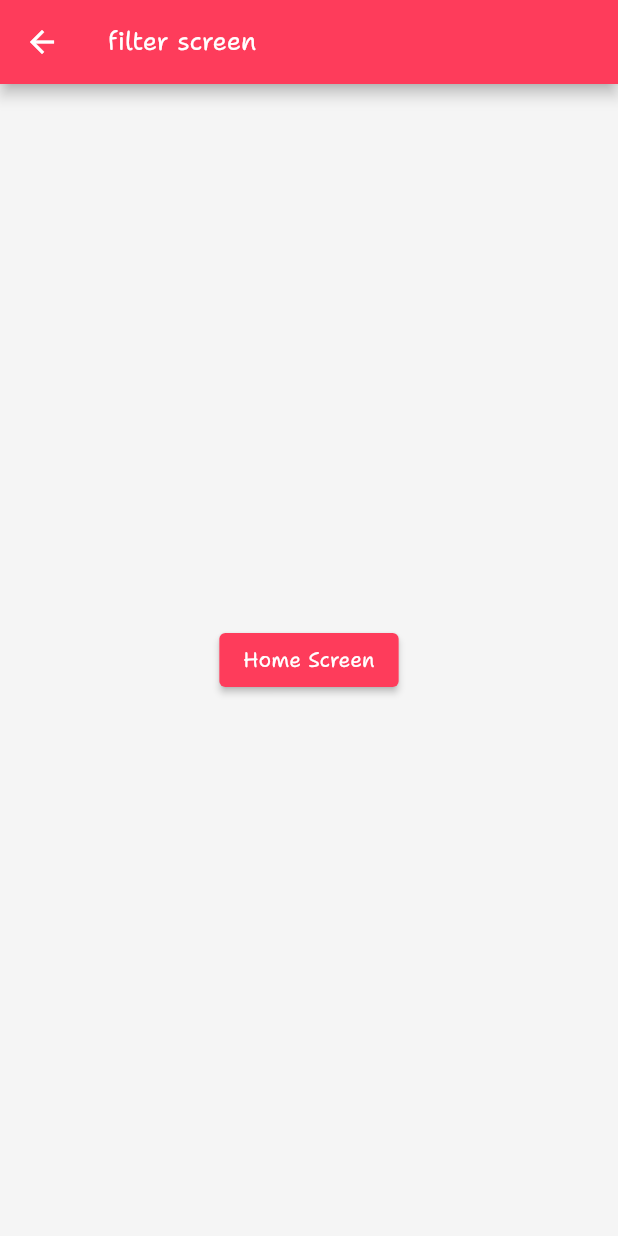
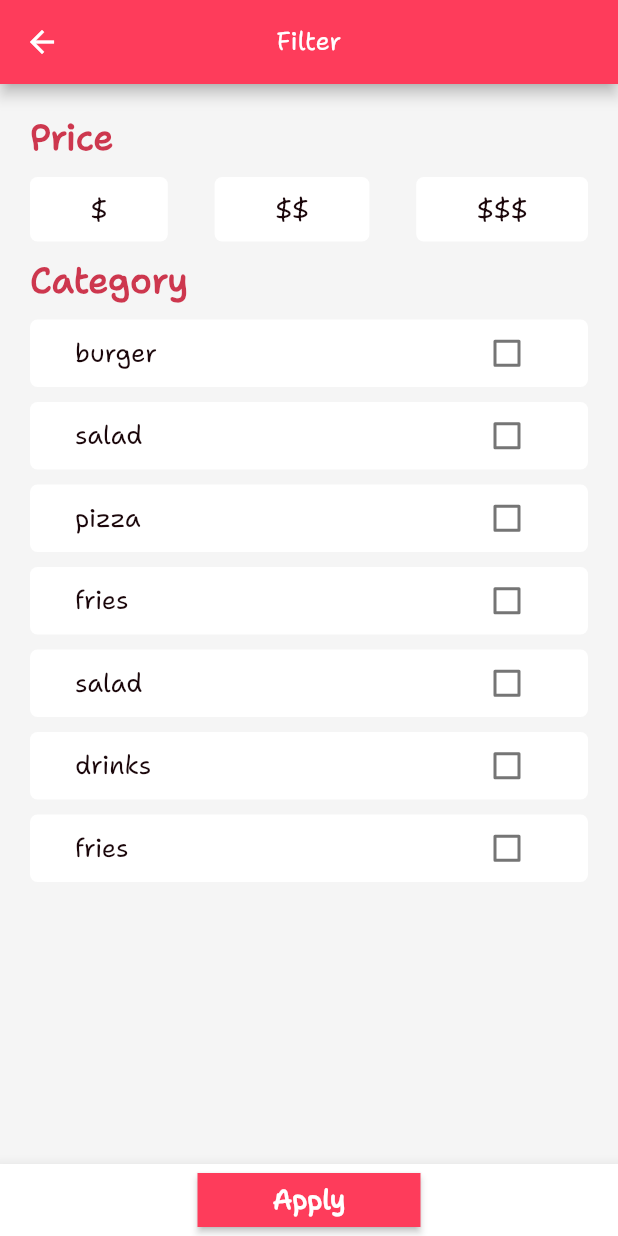
Before and after one commit to Mariyamahnoor95/Ecommerce_app, a Flutter app: the FilterScreen screen opened by its route, on a phone screen of 412 x 824 dp. Run offline on Flutter 3.47's test engine with Material 2 defaults, Android fonts, the phone set to English and light mode, and no system bars; our stand-ins replace equatable, flutter_bloc, image_picker.

Commit message:
add filter feature

```diff
--- a/lib/main.dart
+++ b/lib/main.dart
@@ -1,11 +1,13 @@
 import 'package:flutter/material.dart';
+import 'package:flutter_bloc/flutter_bloc.dart';
 import 'package:food_delivery_app/config/app_router.dart';
+import 'package:food_delivery_app/models/filter.dart';
+import 'package:food_delivery_app/presentation/blocs/filters/filter_bloc.dart';
 import 'package:food_delivery_app/presentation/screen/screen.dart';
 
 import 'config/theme.dart';
 
-
-Future<void> main() async  {
+Future<void> main() async {
   WidgetsFlutterBinding.ensureInitialized();
   runApp(const MyApp());
 }
@@ -16,14 +18,17 @@ class MyApp extends StatelessWidget {
   // This widget is the root of your application.
   @override
   Widget build(BuildContext context) {
-    return MaterialApp(
-      title: 'Seller App',
-      debugShowCheckedModeBanner: false,
-      theme: theme(),
-      onGenerateRoute: AppRouter.onGenerateRoute,
-      initialRoute: HomeScreen.routeName,
-
-
+    return MultiBlocProvider(
+      providers: [
+        BlocProvider(create: (context) => FilterBloc()..add(FilterLoad(),),)
+      ],
+      child: MaterialApp(
+        title: 'Seller App',
+        debugShowCheckedModeBanner: false,
+        theme: theme(),
+        onGenerateRoute: AppRouter.onGenerateRoute,
+        initialRoute: HomeScreen.routeName,
+      ),
     );
   }
 }
--- /dev/null
+++ b/lib/models/category_filter.dart
@@ -0,0 +1,32 @@
+import 'package:equatable/equatable.dart';
+import 'models.dart';
+
+class CategoryFilter extends Equatable {
+  final int id;
+  final Category category;
+  final bool value;
+
+  CategoryFilter(
+      {required this.id, required this.category, required this.value});
+
+  CategoryFilter copyWith({
+    int? id,
+    Category? category,
+    bool? value,
+  }) {
+    return CategoryFilter(
+      id: id ?? this.id,
+      category: category ?? this.category,
+      value: value ?? this.value,
+    );
+  }
+
+  @override
+  // TODO: implement props
+  List<Object?> get props => [id, category, value];
+
+  static List<CategoryFilter> filters = Category.categories
+      .map((category) =>
+          CategoryFilter(id: category.id, category: category, value: false))
+      .toList();
+}
--- a/lib/models/category_model.dart
+++ b/lib/models/category_model.dart
@@ -13,7 +13,7 @@ class Category extends Equatable {
 
   List<Object?> get props => [id, name, image];
 
-static List<Category> category =[
+static List<Category> categories =[
   // Category(id: 1, name: "pizza", image: Image.asset('images/543-pizza-1.svg.png'),),
   Category(id: 2, name: "burger", image: Image.asset('images/burger.jpg'),),
   Category(id: 3, name: "salad", image: Image.asset('images/salad.jpg'),),
--- /dev/null
+++ b/lib/models/filter.dart
@@ -0,0 +1,27 @@
+import 'package:equatable/equatable.dart';
+
+import 'models.dart';
+
+class Filter extends Equatable {
+  final List<CategoryFilter> categoryFilter;
+  final List<PriceFilter> priceFilter;
+
+  const Filter({
+    this.categoryFilter = const <CategoryFilter>[],
+    this.priceFilter = const <PriceFilter>[],});
+
+
+
+  Filter copyWith({
+    List<CategoryFilter>? categoryFilter,
+    List<PriceFilter>? priceFilter,
+  }) {
+    return Filter(
+      categoryFilter: categoryFilter ?? this.categoryFilter,
+      priceFilter: priceFilter ?? this.priceFilter,
+    );
+  }
+  @override
+  List<Object?> get props => [categoryFilter, priceFilter];
+
+}
--- a/lib/models/menuitem_model.dart
+++ b/lib/models/menuitem_model.dart
@@ -51,6 +51,55 @@ class MenuItem extends Equatable {
         price: 120),
     MenuItem(
         id: 1,
+        restaurantId: 2,
+        name: 'BBQ pizza',
+        category: 'burger',
+        description: 'pizza with Tomatoes',
+        price: 500),
+    MenuItem(
+        id: 1,
+        restaurantId: 1,
+        name: 'sprite',
+        category: 'drinks',
+        description: 'A cold beverage',
+        price: 120),
+    MenuItem(
+        id: 3,
+        restaurantId: 2,
+        name: '7up',
+        category: 'burger',
+        description: 'A cold beverage',
+        price: 120),
+    MenuItem(
+        id: 1,
+        restaurantId: 1,
+        name: 'peproni pizza',
+        category: 'pizza',
+        description: 'pizza with Tomatoes',
+        price: 500),
+    MenuItem(
+        id: 5,
+        restaurantId: 1,
+        name: 'peproni pizza',
+        category: 'pizza',
+        description: 'pizza with Tomatoes',
+        price: 500),
+    MenuItem(
+        id: 1,
+        restaurantId: 1,
+        name: 'CocaCola',
+        category: 'drinks',
+        description: 'A cold beverage',
+        price: 120),
+    MenuItem(
+        id: 2,
+        restaurantId: 1,
+        name: 'pepsi',
+        category: 'drinks',
+        description: 'A cold beverage',
+        price: 120),
+    MenuItem(
+        id: 1,
         restaurantId: 1,
         name: 'BBQ pizza',
         category: 'pizza',
--- a/lib/models/models.dart
+++ b/lib/models/models.dart
@@ -1,3 +1,8 @@
 export 'menuitem_model.dart';
 export 'category_model.dart';
 export 'restaurant_model.dart';
+export 'promo_model.dart';
+export 'category_filter.dart';
+export 'price_model.dart';
+export 'price_filter.dart';
+export 'filter.dart';
--- /dev/null
+++ b/lib/models/price_filter.dart
@@ -0,0 +1,33 @@
+import 'package:equatable/equatable.dart';
+import 'package:food_delivery_app/models/price_model.dart';
+import 'models.dart';
+
+class PriceFilter extends Equatable {
+  final int id;
+  final Price price ;
+  final bool value;
+
+  PriceFilter(
+      {required this.id, required this.price, required this.value});
+
+  PriceFilter copyWith({
+    int? id,
+    Category? category,
+    bool? value,
+  }) {
+    return PriceFilter(
+      id: id ?? this.id,
+      price: price ?? this.price,
+      value: value ?? this.value,
+    );
+  }
+
+  @override
+  // TODO: implement props
+  List<Object?> get props => [id, price, value];
+
+  static List<PriceFilter> filters = Price.prices
+      .map((price) =>
+      PriceFilter(id: price.id, price: price, value: false))
+      .toList();
+}
--- /dev/null
+++ b/lib/models/price_model.dart
@@ -0,0 +1,18 @@
+import 'package:equatable/equatable.dart';
+
+class Price extends Equatable{
+  final int id;
+  final String price;
+
+  Price({required this.id,required this.price}  );
+static List<Price> prices = [
+  Price(id: 1, price: '\$'),
+  Price(id: 2, price: '\$\$'),
+  Price(id: 3, price: '\$\$\$'),
+];
+
+  @override
+  // TODO: implement props
+  List<Object?> get props => [id, price];
+
+}
--- a/lib/models/restaurant_model.dart
+++ b/lib/models/restaurant_model.dart
@@ -11,10 +11,12 @@ class Restaurant extends Equatable {
   final int deliveryTime;
   final double deliveryFee;
   final double distance;
+  final String priceCategory;
 
   const Restaurant(
       {required this.id,
-      required this.menuItems,
+        required this.priceCategory,
+        required this.menuItems,
       required this.imageUrl,
       required this.name,
       required this.tags,
@@ -24,9 +26,9 @@ class Restaurant extends Equatable {
 
   @override
   List<Object?> get props =>
-      [id, imageUrl, name, tags, deliveryTime, deliveryFee, distance];
+      [id, imageUrl, name, tags, deliveryTime, deliveryFee, distance, priceCategory];
 
-  static List<Restaurant> restaurant = [
+  static List<Restaurant> restaurants = [
     Restaurant(
         id: 1,
         imageUrl: 'images/burrito.jpg',
@@ -39,7 +41,9 @@ class Restaurant extends Equatable {
             .toList(),
         deliveryTime: 20,
         deliveryFee: 50.8,
+        priceCategory: '\$',
         distance: 0.1),
+
     Restaurant(
         id: 2,
         imageUrl: 'images/burgerOclock.jpg',
@@ -52,6 +56,7 @@ class Restaurant extends Equatable {
             .toList(),
         deliveryTime: 50,
         deliveryFee: 57.8,
+        priceCategory: '\$',
         distance: 0.2),
     Restaurant(
         id: 3,
@@ -65,6 +70,7 @@ class Restaurant extends Equatable {
             .toList(),
         deliveryTime: 60,
         deliveryFee: 60.8,
+        priceCategory: '\$\$',
         distance: 0.3),
     Restaurant(
         id: 4,
@@ -78,6 +84,21 @@ class Restaurant extends Equatable {
             .toList(),
         deliveryTime: 70,
         deliveryFee: 70.8,
+        priceCategory: '\$',
+        distance: 0.4),
+    Restaurant(
+        id: 5,
+        imageUrl: 'images/salmon.jpg',
+        name: 'Piggery stop',
+        tags: MenuItem.menuItems
+            .where((menuItem) => menuItem.restaurantId == 4)
+            .map((menuItem) => menuItem.category).toSet().toList() ,
+        menuItems: MenuItem.menuItems
+            .where((menuItem) => menuItem.restaurantId == 4)
+            .toList(),
+        deliveryTime: 70,
+        deliveryFee: 70.8,
+        priceCategory: '\$\$\$',
         distance: 0.4)
   ];
 }
--- /dev/null
+++ b/lib/presentation/blocs/filters/filter_bloc.dart
@@ -0,0 +1,59 @@
+import 'dart:async';
+import 'package:equatable/equatable.dart';
+import 'package:flutter_bloc/flutter_bloc.dart';
+import 'package:food_delivery_app/models/filter.dart';
+import '../../../models/models.dart';
+
+part 'filter_event.dart';
+part 'filter_state.dart';
+
+class FilterBloc extends Bloc<FilterEvent, FilterState> {
+  FilterBloc() : super(FilterLoading()) {
+    on<FilterLoad>(_onLoadFilter);
+    on<CategoryFilterUpdate>(_onUpdatecategaryFilter);
+    on<PriceFilterUpdate>(_onupdatePriceFilter);
+  }
+
+  void _onLoadFilter(FilterLoad event, Emitter<FilterState> emit) {
+    emit(FilterLoaded(
+        filter: Filter(
+            categoryFilter: CategoryFilter.filters,
+            priceFilter: PriceFilter.filters)));
+  }
+
+  void _onUpdatecategaryFilter(CategoryFilterUpdate event,
+      Emitter<FilterState> emit) {
+    final state = this.state;
+    if (state is FilterLoaded) {
+      final List<CategoryFilter> updateCategoryFilter = state
+          .filter.categoryFilter
+          .map((categoryFilter) =>
+      categoryFilter.id == event.categoryFilter.id
+          ? event.categoryFilter
+          : categoryFilter)
+          .toList();
+
+      emit(FilterLoaded(
+          filter: Filter(
+              categoryFilter:updateCategoryFilter,
+              priceFilter: state.filter.priceFilter)));
+    }
+  }
+
+  void _onupdatePriceFilter(PriceFilterUpdate event,
+      Emitter<FilterState> emit) {
+    final state = this.state;
+    if (state is FilterLoaded) {
+      final List<PriceFilter> updatePriceFilter =
+      state.filter.priceFilter.map((priceFilter) =>
+      priceFilter.id == event.priceFilter.id ? event.priceFilter : priceFilter)
+          .toList();
+      emit(FilterLoaded(
+        filter: Filter(
+          categoryFilter: state.filter.categoryFilter,
+          priceFilter: updatePriceFilter
+        )
+      ));
+    }
+  }
+}
--- /dev/null
+++ b/lib/presentation/blocs/filters/filter_event.dart
@@ -0,0 +1,31 @@
+part of 'filter_bloc.dart';
+
+abstract class FilterEvent extends Equatable {
+  const FilterEvent();
+  @override
+
+  List<Object?> get props => [];
+}
+
+class FilterLoad extends FilterEvent{
+  @override
+
+  List<Object?> get props => [];
+}
+
+class CategoryFilterUpdate extends FilterEvent{
+  final CategoryFilter categoryFilter;
+
+  CategoryFilterUpdate({required this.categoryFilter});
+  @override
+
+  List<Object?> get props => [categoryFilter];
+}
+class PriceFilterUpdate extends FilterEvent{
+  final PriceFilter priceFilter;
+
+  PriceFilterUpdate({required this.priceFilter});
+  @override
+
+  List<Object?> get props => [priceFilter];
+}
--- /dev/null
+++ b/lib/presentation/blocs/filters/filter_state.dart
@@ -0,0 +1,18 @@
+part of 'filter_bloc.dart';
+
+abstract class FilterState extends Equatable {
+  const FilterState();
+  @override
+  List<Object> get props => [];
+}
+
+class FilterLoading extends FilterState {
+}
+class FilterLoaded extends FilterState {
+  final Filter filter;
+
+  FilterLoaded({ this.filter = const Filter(),});
+
+  @override
+  List<Object> get props => [filter];
+}
--- a/lib/presentation/screen/filter/filter_screen.dart
+++ b/lib/presentation/screen/filter/filter_screen.dart
@@ -1,29 +1,121 @@
+import 'package:flutter/material.dart';
+import 'package:flutter_bloc/flutter_bloc.dart';
+import 'package:food_delivery_app/models/models.dart';
 
-import 'package:flutter/material.dart';
+import '../../../models/category_model.dart';
+import '../../../models/price_model.dart';
+import '../../../widgets/custum_category_filter.dart';
+import '../../../widgets/custum_price_filter.dart';
+import '../../blocs/filters/filter_bloc.dart';
 
 class FilterScreen extends StatelessWidget {
   const FilterScreen({Key? key}) : super(key: key);
-  static const String routeName= '/filter';
+  static const String routeName = '/filter';
 
-  static Route route(){
-    return MaterialPageRoute(builder: (_)=> FilterScreen(),
-        settings: RouteSettings(name: routeName)
-    );
+  static Route route() {
+    return MaterialPageRoute(
+        builder: (_) => FilterScreen(),
+        settings: RouteSettings(name: routeName));
   }
+
   @override
   Widget build(BuildContext context) {
     return Scaffold(
-      appBar: AppBar(
-        title: const Text("filter screen"),
-      ),
-      body: Center(
-        child: ElevatedButton(
-          onPressed: (){
-            Navigator.pushNamed(context,'/');
-          },
-          child:const  Text('Home Screen'),
+        appBar: AppBar(
+          centerTitle: true,
+          title: const Text("Filter"),
         ),
-      ),
-    );
+        bottomNavigationBar: BottomAppBar(
+          child: Container(
+            child: Row(
+              mainAxisAlignment: MainAxisAlignment.center,
+              children: [
+                BlocBuilder<FilterBloc, FilterState>(
+                  builder: (context, state) {
+                    if (state is FilterLoading) {
+                      return const Center(
+                        child: CircularProgressIndicator(),
+                      );
+                    }
+                    if (state is FilterLoaded) {
+                      return ElevatedButton(
+                          style: ElevatedButton.styleFrom(
+                              shape: const RoundedRectangleBorder(),
+                              padding:
+                                  const EdgeInsets.symmetric(horizontal: 50)),
+                          onPressed: () {
+                            var categories = state.filter.categoryFilter
+                                .where((filter) => filter.value)
+                                .map((filter) => filter.category.name)
+                                .toList();
+
+                            var prices = state.filter.priceFilter
+                                .where((filter) => filter.value)
+                                .map((filter) => filter.price.price)
+                                .toList();
+
+
+                            List<Restaurant> restaurants = Restaurant.restaurants
+                                .where(
+                                  (restaurant) => categories.any(
+                                    (category) =>
+                                        restaurant.tags.contains(category),
+                                  ),
+                                )
+                                .where(
+                                  (restaurant) => prices.any(
+                                    (price) => restaurant.priceCategory!
+                                        .contains(price),
+                                  ),
+                                )
+                                .toList();
+
+                            Navigator.pushNamed(
+                              context,
+                              '/restaurantListing',
+                              arguments: restaurants,
+                            );
+                          },
+                          child: Text(
+                            'Apply',
+                            style: Theme.of(context)
+                                .textTheme
+                                .displaySmall
+                                ?.copyWith(color: Colors.white),
+                          )
+                      );
+                    } else {
+                      return const Text('Somthing went wrong');
+                    }
+                  },
+                )
+              ],
+            ),
+          ),
+        ),
+        body: Padding(
+          padding: const EdgeInsets.all(20.0),
+          child: Column(
+            crossAxisAlignment: CrossAxisAlignment.start,
+            children: [
+              Text(
+                'Price',
+                style: Theme.of(context)
+                    .textTheme
+                    .displayMedium
+                    ?.copyWith(color: Theme.of(context).primaryColorDark),
+              ),
+              CustomPriceFilter(),
+              Text(
+                'Category',
+                style: Theme.of(context)
+                    .textTheme
+                    .displayMedium
+                    ?.copyWith(color: Theme.of(context).primaryColorDark),
+              ),
+              CustomCategoryFilter(),
+            ],
+          ),
+        ));
   }
 }
--- a/lib/presentation/screen/home_screen/home_screen.dart
+++ b/lib/presentation/screen/home_screen/home_screen.dart
@@ -29,10 +29,10 @@ class HomeScreen extends StatelessWidget {
                 child: ListView.builder(
                     scrollDirection: Axis.horizontal,
                     shrinkWrap: true,
-                    itemCount: Category.category.length,
+                    itemCount: Category.categories.length,
                     itemBuilder: (context, index) {
                       return CategoryBox(
-                        category: Category.category[index],
+                        category: Category.categories[index],
                       );
                     }),
               ),
@@ -65,10 +65,10 @@ class HomeScreen extends StatelessWidget {
               child: ListView.builder(
                   shrinkWrap: true,
                   scrollDirection: Axis.vertical,
-                  itemCount: Restaurant.restaurant.length,
+                  itemCount: Restaurant.restaurants.length,
                   itemBuilder: (context, index) {
                     return RestaurantCard(
-                        restaurant: Restaurant.restaurant[index]);
+                        restaurant: Restaurant.restaurants[index]);
                   }),
             )
           ],
--- a/lib/widgets/category_box.dart
+++ b/lib/widgets/category_box.dart
@@ -10,7 +10,7 @@ class CategoryBox extends StatelessWidget {
 
   @override
   Widget build(BuildContext context) {
-    final List<Restaurant> restaurant = Restaurant.restaurant
+    final List<Restaurant> restaurant = Restaurant.restaurants
     .where((restaurant) => restaurant.tags.contains(category.name),)
     .toList();
     return InkWell(
--- /dev/null
+++ b/lib/widgets/custum_category_filter.dart
@@ -0,0 +1,65 @@
+import 'package:flutter/material.dart';
+import 'package:flutter_bloc/flutter_bloc.dart';
+
+import '../models/models.dart';
+import '../presentation/blocs/filters/filter_bloc.dart';
+
+class CustomCategoryFilter extends StatelessWidget {
+  const  CustomCategoryFilter({Key? key})
+      : super(key: key);
+
+
+  @override
+  Widget build(BuildContext context) {
+    return BlocBuilder<FilterBloc, FilterState>(
+      builder: (context, state) {
+        if (state is FilterLoading) {
+          return const Center(
+            child: CircularProgressIndicator(),
+          );
+        }
+        if (state is FilterLoaded) {
+          return ListView.builder(
+              shrinkWrap: true,
+              itemCount: state.filter.categoryFilter.length,
+              itemBuilder: (context, index) {
+                return Container(
+                  width: double.infinity,
+                  margin: const EdgeInsets.only(top: 10),
+                  padding: const EdgeInsets.symmetric(
+                      horizontal: 30, vertical: 10),
+                  decoration: BoxDecoration(color: Colors.white,
+                      borderRadius: BorderRadius.circular(5.0)),
+                  child: Row(
+                    mainAxisAlignment: MainAxisAlignment.spaceBetween,
+                    children: [
+                      Text(
+                        state.filter.categoryFilter[index].category.name,
+                        style: Theme
+                            .of(context)
+                            .textTheme
+                            .titleLarge,
+                      ),
+                      SizedBox(height: 25,
+                        child: Checkbox(
+                          value: state.filter.categoryFilter[index].value,
+                          onChanged: (bool? newValue) {
+                            context.read<FilterBloc>().add(CategoryFilterUpdate(
+                                categoryFilter: state.filter
+                                    .categoryFilter[index].copyWith(
+                                    value: !state.filter.categoryFilter[index]
+                                        .value),));
+                          },
+                        ),)
+                    ],
+                  ),
+                );
+              });
+        }
+        else {
+          return const Text('Somthing went wrong');
+        }
+      },
+    );
+  }
+}
--- /dev/null
+++ b/lib/widgets/custum_price_filter.dart
@@ -0,0 +1,58 @@
+import 'package:flutter/material.dart';
+import 'package:flutter_bloc/flutter_bloc.dart';
+import '../models/models.dart';
+import '../presentation/blocs/filters/filter_bloc.dart';
+
+class CustomPriceFilter extends StatelessWidget {
+  const CustomPriceFilter({
+    Key? key,
+  }) : super(key: key);
+
+  @override
+  Widget build(BuildContext context) {
+    return BlocBuilder<FilterBloc, FilterState>(
+      builder: (context, state) {
+        if (state is FilterLoading) {
+          return const Center(
+            child: CircularProgressIndicator(),
+          );
+        }
+        if (state is FilterLoaded) {
+          return Row(
+            mainAxisAlignment: MainAxisAlignment.spaceBetween,
+            children: state.filter.priceFilter
+                .asMap()
+                .entries
+                .map((price) => InkWell(
+                      onTap: () {
+                        context.read<FilterBloc>().add(PriceFilterUpdate(
+                            priceFilter: state.filter.priceFilter[price.key]
+                                .copyWith(
+                                    value: !state
+                                        .filter.priceFilter[price.key].value)));
+                      },
+                      child: Container(
+                        margin: const EdgeInsets.only(top: 10, bottom: 10),
+                        padding:
+                            EdgeInsets.symmetric(horizontal: 40, vertical: 10),
+                        decoration: BoxDecoration(
+                          color: state.filter.priceFilter[price.key].value
+                              ? Theme.of(context).primaryColorLight
+                              : Colors.white,
+                          borderRadius: BorderRadius.circular(5),
+                        ),
+                        child: Text(
+                          state.filter.priceFilter[price.key].price.price,
+                          style: Theme.of(context).textTheme.titleLarge,
+                        ),
+                      ),
+                    ))
+                .toList(),
+          );
+        } else {
+          return const Text('Somthing went wrong');
+        }
+      },
+    );
+  }
+}
--- a/lib/widgets/food_search_box.dart
+++ b/lib/widgets/food_search_box.dart
@@ -19,7 +19,7 @@ class FoodSearchBox extends StatelessWidget {
             )),
         SizedBox(width: 10,),
         Padding(
-          padding: const EdgeInsets.only(top: 13.0, bottom: 13.0),
+          padding: const EdgeInsets.only(top: 13.0, bottom: 13.0,right: 10),
           child: Container(
             decoration: BoxDecoration(
               color: Colors.white,
@@ -30,7 +30,9 @@ class FoodSearchBox extends StatelessWidget {
             child: IconButton(
               icon: Icon(Icons.menu),
               color: Theme.of(context).primaryColor,
-              onPressed: (){},
+              onPressed: (){
+                Navigator.pushNamed(context, '/filter');
+              },
             ),
           ),
         )
--- a/pubspec.yaml
+++ b/pubspec.yaml
@@ -43,6 +43,7 @@ dependencies:
   flutter_svg: ^2.0.1
   google_maps_flutter: ^2.2.3
   equatable: ^2.0.5
+  flutter_bloc: ^8.1.2
 
 
 
```
Also changed, not shown: pubspec.lock.
